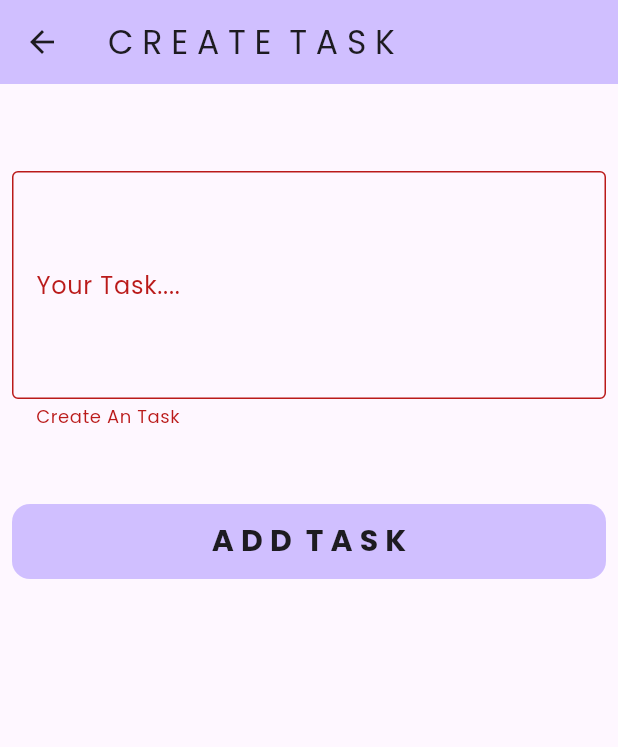
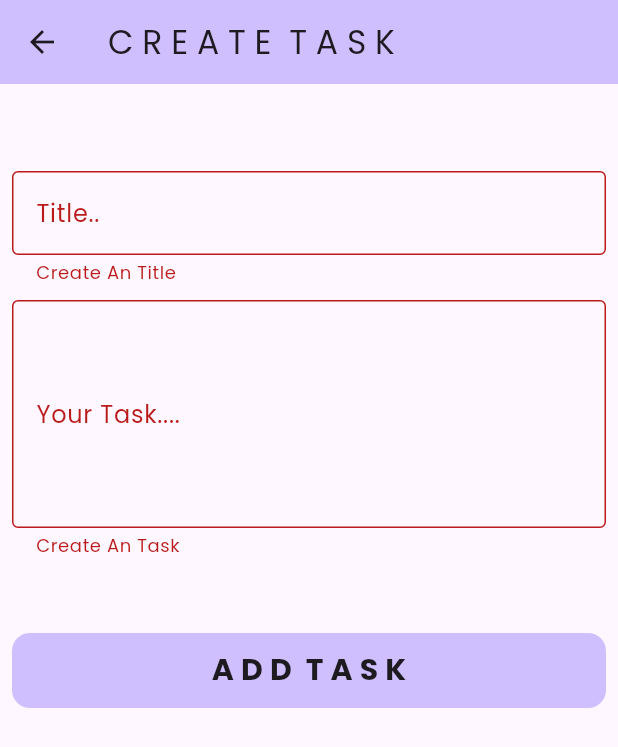
Before and after one commit to VivekYadavDeveloper/NoteHelper, a Flutter app: the AddPTaskScreen screen opened directly, after a tap on an icon or button, on a phone screen of 412 x 824 dp. Shown: the top 747 px of the screen. Run offline on Flutter 3.47's test engine with Material 3 defaults, Android fonts, the phone set to English and light mode, and no system bars; our stand-ins replace firebase_auth, firebase_core, firebase_database, firebase_storage, fluttertoast, google_fonts and 1 more; accounts and stored records are empty.

Commit message:
Added Title Section In Data Base

```diff
--- a/lib/core/model/post.model.dart
+++ b/lib/core/model/post.model.dart
@@ -1,17 +1,21 @@
 class PostModel {
+  late String title;
   late String taskID;
   late String taskName;
   late int dt;
   late String profileImage;
 
   PostModel(
-      {required this.taskID,
+      {required this.title,
+        required this.taskID,
+
       required this.taskName,
       required this.dt,
       required this.profileImage});
 
   static PostModel fromMap(Map<Object?, dynamic> map) {
     return PostModel(
+      title: map['title'],
       taskID: map['taskID'],
       taskName: map['taskName'],
       dt: map['dt'],
--- a/lib/main.dart
+++ b/lib/main.dart
@@ -38,6 +38,7 @@ class MyApp extends StatelessWidget {
       title: 'N O T E  H E L P E R',
       debugShowCheckedModeBanner: false,
       theme: ThemeData(
+
         appBarTheme: AppBarTheme(backgroundColor: AppColors.appBarColor),
         fontFamily: GoogleFonts.poppins().fontFamily,
         colorScheme: ColorScheme.fromSeed(seedColor: Colors.deepPurple),
--- a/lib/view/addScreen/add.task.screen.dart
+++ b/lib/view/addScreen/add.task.screen.dart
@@ -14,6 +14,7 @@ class AddPTaskScreen extends StatefulWidget {
 
 class _AddPTaskScreenState extends State<AddPTaskScreen> {
   final TextEditingController taskController = TextEditingController();
+  final TextEditingController titleController = TextEditingController();
 
   bool loading = false;
   final _formKey = GlobalKey<FormState>();
@@ -58,7 +59,26 @@ class _AddPTaskScreenState extends State<AddPTaskScreen> {
               const SizedBox(height: 50),
               Form(
                 key: _formKey,
-                child: TextFormField(
+                child: Column(
+                  children: <Widget>[
+                    TextFormField(
+                      validator: (value) {
+                        if (value!.isEmpty) {
+                          return 'Create An Title';
+                        }
+                        return null;
+                      },
+                      maxLines: 1,
+                      keyboardType: TextInputType.emailAddress,
+                      controller: titleController,
+                      decoration: const InputDecoration(
+                        label: Text("Title.."),
+                        hintText: "Title",
+                        border: OutlineInputBorder(),
+                      ),
+                    ),
+                    const SizedBox(height: 10),
+                    TextFormField(
                       validator: (value) {
                         if (value!.isEmpty) {
                           return 'Create An Task';
@@ -74,6 +94,8 @@ class _AddPTaskScreenState extends State<AddPTaskScreen> {
                         border: OutlineInputBorder(),
                       ),
                     ),
+                  ],
+                ),
               ),
               const SizedBox(height: 50),
               CustomButton(
@@ -81,8 +103,10 @@ class _AddPTaskScreenState extends State<AddPTaskScreen> {
                   title: "A D D  T A S K",
                   onTap: () async {
                     if (_formKey.currentState!.validate()) {
-                      if (taskController.text.trim().isEmpty) {
-                        FlutterToast().toastMessage("Please Provide The Task");
+                      if (taskController.text.trim().isEmpty ||
+                          titleController.text.trim().isEmpty) {
+                        FlutterToast()
+                            .toastMessage("Please Provide The Task Or Title");
                         return;
                       }
                       User? user = FirebaseAuth.instance.currentUser;
@@ -99,6 +123,7 @@ class _AddPTaskScreenState extends State<AddPTaskScreen> {
                         String taskID = databaseRef.push().key.toString();
                         await databaseRef.child(taskID).set({
                           'dt': dt,
+                          'title': titleController.text.trim(),
                           'taskName': taskController.text.trim(),
                           'taskID': taskID
                         }).then((value) {
--- a/lib/view/profileScreen/profile.screen.dart
+++ b/lib/view/profileScreen/profile.screen.dart
@@ -4,7 +4,7 @@ import 'package:firebase_auth/firebase_auth.dart';
 import 'package:firebase_database/firebase_database.dart';
 import 'package:flutter/material.dart';
 import 'package:firebase_storage/firebase_storage.dart' as firebase_storage;
-import 'package:flutter_screenutil/flutter_screenutil.dart';
+// import 'package:flutter_screenutil/flutter_screenutil.dart';
 import 'package:image_picker/image_picker.dart';
 import 'package:note_helper/view/widget/custom_button.dart';
 import 'package:note_helper/view/widget/resuable.widget.dart';
@@ -178,7 +178,7 @@ class _ProfileScreenState extends State<ProfileScreen> {
                   return Center(
                     child: Text(
                       "Something Went Wrong",
-                      style: TextStyle(fontSize: 25.sp),
+                      style: TextStyle(fontSize: 25),
                     ),
                   );
                 }
--- a/pubspec.yaml
+++ b/pubspec.yaml
@@ -41,7 +41,7 @@ dependencies:
   cloud_firestore: ^4.8.4
   fluttertoast: ^8.2.2
   google_fonts: ^5.1.0
-  flutter_screenutil: ^5.8.4
+#  flutter_screenutil: ^5.8.4
   animated_text_kit: ^4.2.2
   firebase_app_check: ^0.1.5+2
   firebase_database: ^10.2.5
```
Also changed, not shown: lib/view/homeScreen/details.screen.dart (added, +43 -0 lines), lib/view/homeScreen/home.screen.dart (+41 -7 lines), assets/J copy.jpg (deleted), pubspec.lock. Lines whose indentation alone changed are shown as unchanged.
